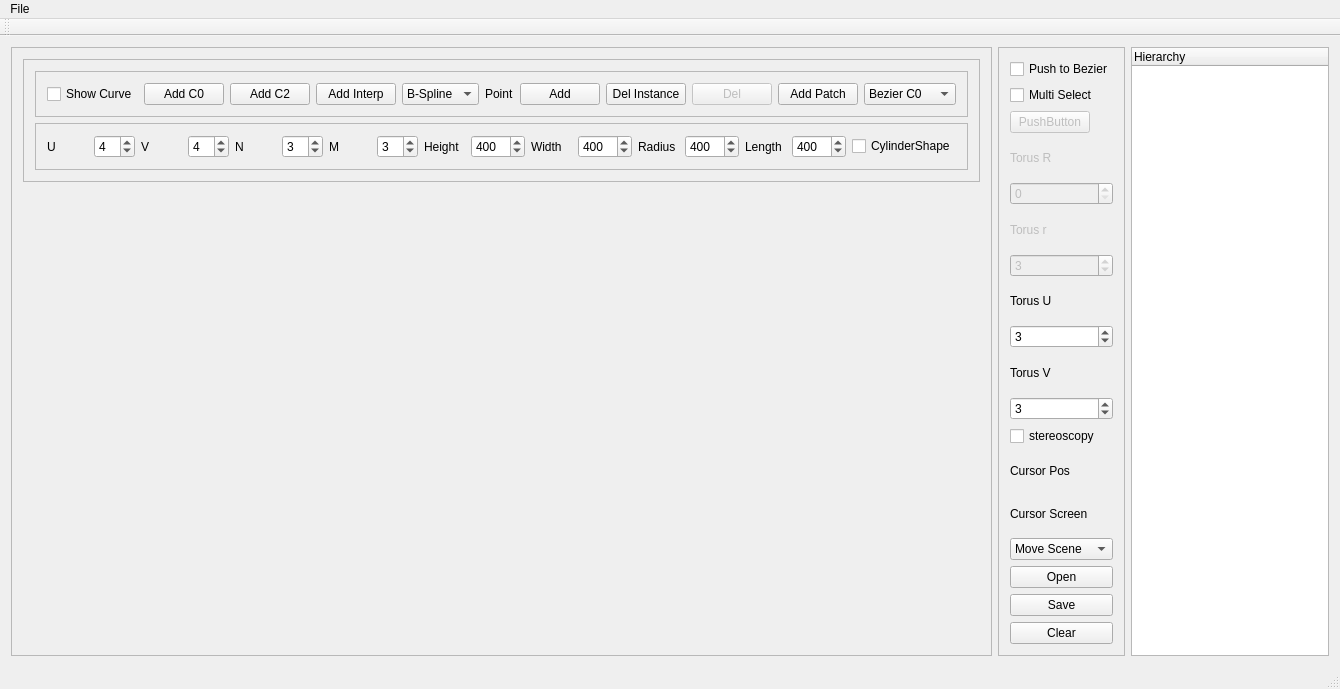
The window that GraphicEngine/mainwindow.ui (awitwicka/3DGraphicEngine) describes before a commit, drawn with Qt 5.
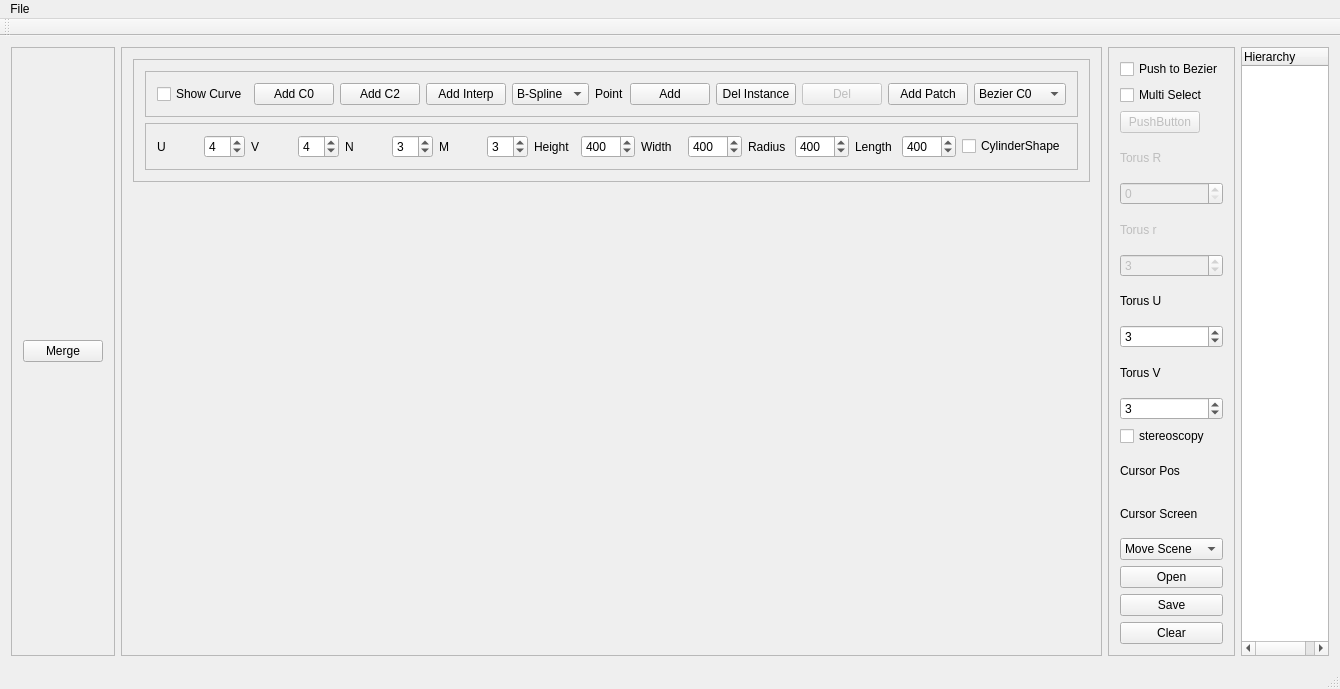
The same window after the commit. Custom widgets are drawn as their Qt base class.

Commit message: Rewritten initialization of Patches; Merge Points Button

```diff
--- a/GraphicEngine/mainwindow.ui
+++ b/GraphicEngine/mainwindow.ui
@@ -15,6 +15,25 @@
   </property>
   <widget class="QWidget" name="centralWidget">
    <layout class="QHBoxLayout" name="horizontalLayout">
+    <item>
+     <widget class="QFrame" name="frame_6">
+      <property name="frameShape">
+       <enum>QFrame::StyledPanel</enum>
+      </property>
+      <property name="frameShadow">
+       <enum>QFrame::Raised</enum>
+      </property>
+      <layout class="QVBoxLayout" name="verticalLayout_4">
+       <item>
+        <widget class="QPushButton" name="pushButton_Merge">
+         <property name="text">
+          <string>Merge</string>
+         </property>
+        </widget>
+       </item>
+      </layout>
+     </widget>
+    </item>
     <item>
      <widget class="QFrame" name="frame_2">
       <property name="sizePolicy">
```
The commit also changes 9 other files.
